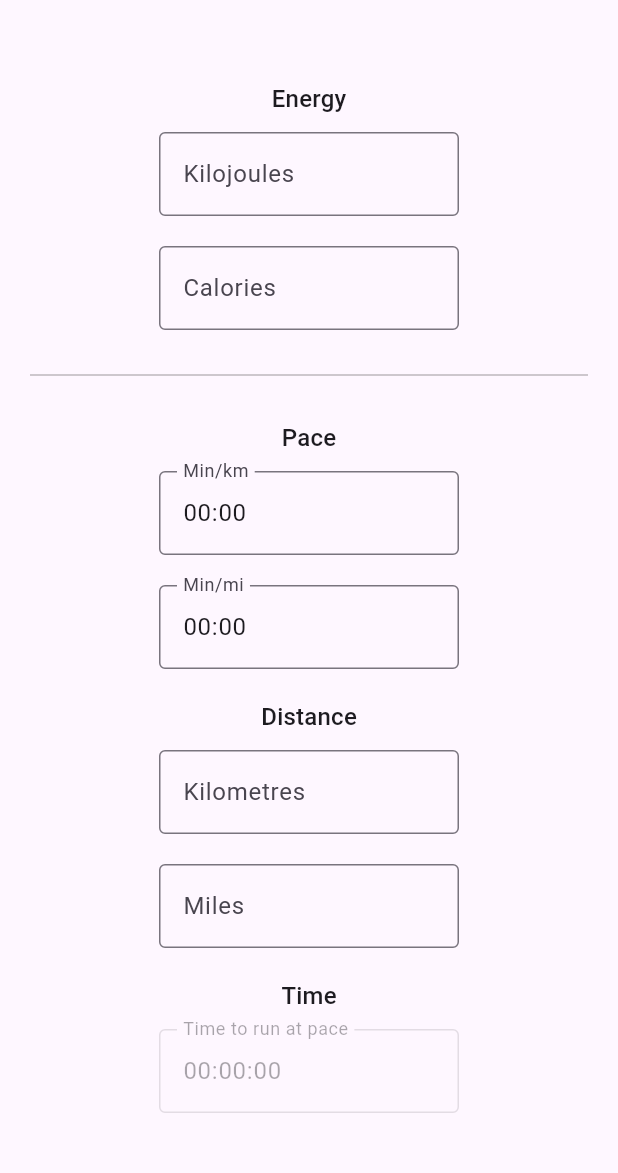
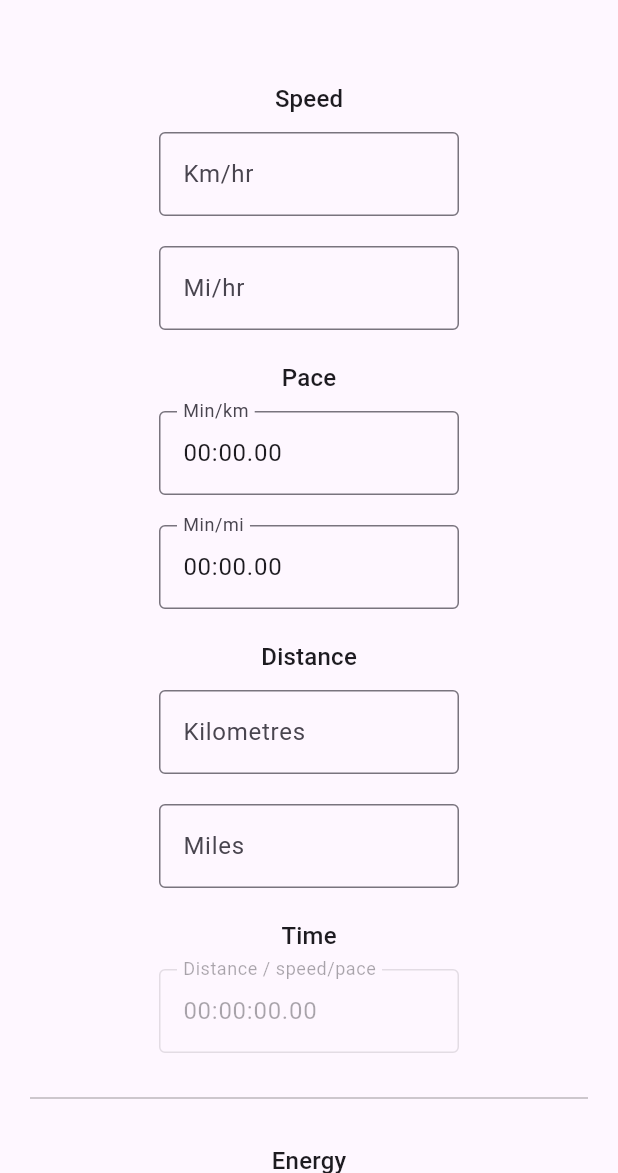
Before and after one commit to Foyoman/proselytisr, a Flutter app: the screen it shows after launch, on a phone screen of 412 x 824 dp, the part 63-1236 px from its top. Run offline on Flutter 3.47's test engine with Material 3 defaults, Android fonts, the phone set to English and light mode, and no system bars; our stand-ins replace shared_preferences.

Commit message:
added weight, reformatting

```diff
--- a/lib/main.dart
+++ b/lib/main.dart
@@ -1,5 +1,3 @@
-import 'dart:math';
-
 import 'package:flutter/material.dart';
 import 'package:flutter/services.dart';
 import 'package:shared_preferences/shared_preferences.dart';
@@ -8,23 +6,23 @@ void main() {
   runApp(const MyApp());
 }
 
-class MinsSecsInputFormatter extends TextInputFormatter {
+class MinsSecsMillisInputFormatter extends TextInputFormatter {
   @override
   TextEditingValue formatEditUpdate(
       TextEditingValue oldValue, TextEditingValue newValue) {
     // Only allow numeric characters and limit the length to 4
     String digits = newValue.text.replaceAll(RegExp(r'[^0-9]'), '');
-    if (digits.length > 4) {
-      digits = digits.substring(digits.length - 4);
+    if (digits.length > 6) {
+      digits = digits.substring(digits.length - 6);
     }
 
     // Format the string with leading zeros and a colon
-    while (digits.length < 4) {
+    while (digits.length < 6) {
       digits = '0$digits';
     }
 
     String formattedText =
-        '${digits.substring(0, 2)}:${digits.substring(2, 4)}';
+        '${digits.substring(0, 2)}:${digits.substring(2, 4)}.${digits.substring(4, 6)}';
 
     return TextEditingValue(
       text: formattedText,
@@ -33,21 +31,21 @@ class MinsSecsInputFormatter extends TextInputFormatter {
   }
 }
 
-class HrsMinsSecsInputFormatter extends TextInputFormatter {
+class HrsMinsSecsMillisInputFormatter extends TextInputFormatter {
   @override
   TextEditingValue formatEditUpdate(
       TextEditingValue oldValue, TextEditingValue newValue) {
     String digits = newValue.text.replaceAll(RegExp(r'[^0-9]'), '');
-    if (digits.length > 6) {
-      digits = digits.substring(digits.length - 6);
+    if (digits.length > 8) {
+      digits = digits.substring(digits.length - 8);
     }
 
-    while (digits.length < 6) {
+    while (digits.length < 8) {
       digits = '0$digits';
     }
 
     String formattedText =
-        '${digits.substring(0, 2)}:${digits.substring(2, 4)}:${digits.substring(4, 6)}';
+        '${digits.substring(0, 2)}:${digits.substring(2, 4)}:${digits.substring(4, 6)}.${digits.substring(6, 8)}';
 
     return TextEditingValue(
       text: formattedText,
@@ -130,94 +128,119 @@ class MyHomePage extends StatefulWidget {
 }
 
 class _MyHomePageState extends State<MyHomePage> {
-  final _minsPerKmController = TextEditingController(text: '00:00');
-  final _minsPerMiController = TextEditingController(text: '00:00');
+  final _kmPerHrController = TextEditingController();
+  final _miPerHrController = TextEditingController();
+  final _minsPerKmController = TextEditingController(text: '00:00.00');
+  final _minsPerMiController = TextEditingController(text: '00:00.00');
+  final _kmController = TextEditingController();
+  final _miController = TextEditingController();
+  final _runTimeController = TextEditingController(text: '00:00:00.00');
   final _kjController = TextEditingController();
   final _calController = TextEditingController();
-  final _kmController = TextEditingController();
-  final _miController = TextEditingController();
-  final _runTimeController = TextEditingController(text: '00:00:00');
+  final _kgController = TextEditingController();
+  final _lbController = TextEditingController();
 
-  double _calories = 0;
-  double _kilojoules = 0;
   double _paceInSecsPerKm = 0;
   double _paceInSecsPerMi = 0;
   double _distanceInKm = 0;
   double _distanceInMi = 0;
   double _runTimeInSecs = 0;
+  double _calories = 0;
+  double _kilojoules = 0;
+  double _kilograms = 0;
+  double _pounds = 0;
 
   @override
   void initState() {
     super.initState();
-    _minsPerKmController.addListener(_updateState);
-    _kmController.addListener(_updateState);
-    _runTimeController.addListener(_updateState);
   }
 
-  void _updateState() {
-    setState(() {});
+  void _handleSpeed(String input, bool isKmPerHr) {
+    double value = double.tryParse(input) ?? 0;
+
+    if (input.isNotEmpty) {
+      if (isKmPerHr) {
+        _paceInSecsPerKm = 60 / value * 60;
+        _paceInSecsPerMi = _paceInSecsPerKm * 1.60934;
+        _minsPerKmController.text = _formatPace(_paceInSecsPerKm);
+        _minsPerMiController.text = _formatPace(_paceInSecsPerMi);
+        _miPerHrController.text = (value * 0.621371).toStringAsFixed(2);
+      } else {
+        _paceInSecsPerMi = 60 / value * 60;
+        _paceInSecsPerKm = 60 / value * 60 / 1.60934;
+        _minsPerMiController.text = _formatPace(_paceInSecsPerMi);
+        _minsPerKmController.text = _formatPace(_paceInSecsPerKm);
+        _kmPerHrController.text = (value / 0.621371).toStringAsFixed(2);
+      }
+    } else {
+      _paceInSecsPerKm = 0;
+      _paceInSecsPerMi = 0;
+      _minsPerKmController.clear();
+      _minsPerMiController.clear();
+      _kmPerHrController.clear();
+      _miPerHrController.clear();
+    }
   }
 
-  void _convertEnergy(String input, bool isKjToCal) {
-    setState(() {
-      double value = double.tryParse(input) ?? 0;
-      if (isKjToCal) {
-        _kilojoules = value;
-        _calories = _kilojoules * 0.239005736; // Convert kilojoules to calories
-        _calController.text = _calories.toStringAsFixed(2);
-      } else {
-        _calories = value;
-        _kilojoules = _calories / 0.239005736; // Convert calories to kilojoules
-        _kjController.text = _kilojoules.toStringAsFixed(2);
-      }
-    });
-  }
-
-  void _convertPace(String input, bool isMinsPerKm) {
+  void _handlePace(String input, bool isMinsPerKm) {
     double paceInSecs = _getPaceInSecs(input);
 
     if (isMinsPerKm) {
       _paceInSecsPerKm = paceInSecs;
       _paceInSecsPerMi = _paceInSecsPerKm * 1.60934;
       _minsPerMiController.text = _formatPace(_paceInSecsPerMi);
+      _kmPerHrController.text = (60 / _paceInSecsPerKm * 60).toStringAsFixed(2);
+      _miPerHrController.text = (60 / _paceInSecsPerMi * 60).toStringAsFixed(2);
+      _runTimeInSecs = _paceInSecsPerKm * _distanceInKm;
+      _runTimeController.text = _formatRunTime(_runTimeInSecs);
     } else {
       _paceInSecsPerMi = paceInSecs;
       _paceInSecsPerKm = _paceInSecsPerMi / 1.60934;
       _minsPerKmController.text = _formatPace(_paceInSecsPerKm);
+      _kmPerHrController.text = (60 / _paceInSecsPerKm * 60).toStringAsFixed(2);
+      _miPerHrController.text = (60 / _paceInSecsPerMi * 60).toStringAsFixed(2);
+      _runTimeInSecs = _paceInSecsPerMi * _distanceInMi;
+      _runTimeController.text = _formatRunTime(_runTimeInSecs);
     }
-
-    _runTimeInSecs = _paceInSecsPerKm * _distanceInKm;
-    _runTimeController.text = _formatRunTime(_runTimeInSecs);
-
-    setState(() {});
   }
 
   double _getPaceInSecs(String pace) {
     var parts = pace.split(':');
     if (parts.length == 2) {
       int mins = int.tryParse(parts[0]) ?? 0;
-      int secs = int.tryParse(parts[1]) ?? 0;
-      return (mins * 60 + secs).toDouble();
+      double secs = double.tryParse(parts[1]) ?? 0;
+      debugPrint('$parts');
+      debugPrint('${mins * 60 + secs}');
+      return mins * 60 + secs;
     }
     return 0;
   }
 
+  String formatUnit(int value) {
+    return value.toString().padLeft(2, '0');
+  }
+
   String _formatPace(double paceInSecs) {
     final int mins = (paceInSecs / 60).floor();
-    final int secs = (paceInSecs % 60).round();
-    return '${mins.toString().padLeft(2, '0')}:${secs.toString().padLeft(2, '0')}';
+    final int secs = (paceInSecs % 60).floor();
+    final int millis = ((paceInSecs % 60 - secs) * 100).floor();
+    return '${formatUnit(mins)}:${formatUnit(secs)}.${formatUnit(millis)}';
   }
 
-  void _convertDistance(String input, bool isKmToMiles) {
+  void _handleDistance(String input, bool isKmToMiles) {
     if (input.isNotEmpty) {
       if (isKmToMiles) {
         _distanceInKm = double.tryParse(input) ?? 0;
         _distanceInMi = _distanceInKm * 0.621371;
         _miController.text = _distanceInMi.toStringAsFixed(4);
+        _runTimeInSecs = _paceInSecsPerKm * _distanceInKm;
+        _runTimeController.text = _formatRunTime(_runTimeInSecs);
       } else {
         _distanceInMi = double.tryParse(input) ?? 0;
         _distanceInKm = _distanceInMi / 0.621371;
         _kmController.text = _distanceInKm.toStringAsFixed(4);
+        _runTimeInSecs = _paceInSecsPerMi * _distanceInMi;
+        _runTimeController.text = _formatRunTime(_runTimeInSecs);
       }
     } else {
       _distanceInKm = 0;
@@ -225,27 +248,28 @@ class _MyHomePageState extends State<MyHomePage> {
       _kmController.clear();
       _miController.clear();
     }
-
-    _runTimeInSecs = _paceInSecsPerKm * _distanceInKm;
-    _runTimeController.text = _formatRunTime(_runTimeInSecs);
   }
 
-  void _calculatePaceByRunTimeDistance(String input) {
+  void _handleTime(String input) {
     double runTimeInSecs = _getRunTimeInSecs(input);
 
     _paceInSecsPerKm = runTimeInSecs / _distanceInKm;
     _paceInSecsPerMi = runTimeInSecs / _distanceInMi;
     _minsPerKmController.text = _formatPace(_paceInSecsPerKm);
     _minsPerMiController.text = _formatPace(_paceInSecsPerMi);
+    _kmPerHrController.text = (60 / _paceInSecsPerKm * 60).toStringAsFixed(2);
+    _miPerHrController.text = (60 / _paceInSecsPerMi * 60).toStringAsFixed(2);
   }
 
   double _getRunTimeInSecs(String runTime) {
     var parts = runTime.split(':');
+
     if (parts.length == 3) {
       int hrs = int.tryParse(parts[0]) ?? 0;
       int mins = int.tryParse(parts[1]) ?? 0;
-      int secs = int.tryParse(parts[2]) ?? 0;
-      return (hrs * 3600 + mins * 60 + secs).toDouble();
+      double secs = double.tryParse(parts[2]) ?? 0;
+
+      return hrs * 3600 + mins * 60 + secs;
     }
     return 0;
   }
@@ -253,9 +277,41 @@ class _MyHomePageState extends State<MyHomePage> {
   String _formatRunTime(double runTimeInSecs) {
     final int hrs = (runTimeInSecs / 3600).floor();
     final int mins = (runTimeInSecs % 3600 / 60).floor();
-    final int secs = (runTimeInSecs % 60).round();
+    final int secs = (runTimeInSecs % 60).floor();
+    final int millis = ((runTimeInSecs % 60 - secs) * 100).floor();
 
-    return '${hrs.toString().padLeft(2, '0')}:${mins.toString().padLeft(2, '0')}:${secs.toString().padLeft(2, '0')}';
+    debugPrint('');
+    debugPrint('$runTimeInSecs');
+    debugPrint('${(runTimeInSecs % 60 - secs) * 100}');
+    debugPrint('');
+
+    return '${formatUnit(hrs)}:${formatUnit(mins)}:${formatUnit(secs)}.${formatUnit(millis)}';
+  }
+
+  void _handleEnergy(String input, bool isKjToCal) {
+    double value = double.tryParse(input) ?? 0;
+    if (isKjToCal) {
+      _kilojoules = value;
+      _calories = _kilojoules * 0.239005736; // Convert kilojoules to calories
+      _calController.text = _calories.toStringAsFixed(2);
+    } else {
+      _calories = value;
+      _kilojoules = _calories / 0.239005736; // Convert calories to kilojoules
+      _kjController.text = _kilojoules.toStringAsFixed(2);
+    }
+  }
+
+  void _handleWeight(String input, bool isKgToLb) {
+    double value = double.tryParse(input) ?? 0;
+    if (isKgToLb) {
+      _kilograms = value;
+      _pounds = _kilograms * 2.20462;
+      _lbController.text = _pounds.toStringAsFixed(4);
+    } else {
+      _pounds = value;
+      _kilograms = _pounds * 0.453592;
+      _kgController.text = _kilograms.toStringAsFixed(4);
+    }
   }
 
   @override
@@ -280,52 +336,39 @@ class _MyHomePageState extends State<MyHomePage> {
                     crossAxisAlignment: CrossAxisAlignment.center,
                     children: <Widget>[
               Container(
-                width: 200,
-                margin: const EdgeInsets.only(top: 40, bottom: 20),
-                child: Column(
-                  children: <Widget>[
-                    Text('Energy',
+                  width: 200,
+                  margin: const EdgeInsets.only(top: 40, bottom: 20),
+                  child: Column(children: <Widget>[
+                    Text('Speed',
                         style: Theme.of(context).textTheme.titleMedium),
                     const SizedBox(height: 10),
                     TextField(
-                      controller: _kjController,
+                      controller: _kmPerHrController,
                       decoration: const InputDecoration(
-                          labelText: 'Kilojoules',
-                          border: OutlineInputBorder()),
+                          labelText: 'Km/hr', border: OutlineInputBorder()),
                       keyboardType:
                           const TextInputType.numberWithOptions(decimal: true),
                       inputFormatters: [
                         FilteringTextInputFormatter.allow(RegExp(r'^\d*\.?\d*'))
                       ],
-                      onChanged: (value) => _convertEnergy(value, true),
+                      onChanged: (value) => _handleSpeed(value, true),
                     ),
                     const SizedBox(height: 20),
                     TextField(
-                      controller: _calController,
+                      controller: _miPerHrController,
                       decoration: const InputDecoration(
-                          labelText: 'Calories', border: OutlineInputBorder()),
+                          labelText: 'Mi/hr', border: OutlineInputBorder()),
                       keyboardType:
                           const TextInputType.numberWithOptions(decimal: true),
                       inputFormatters: [
                         FilteringTextInputFormatter.allow(RegExp(r'^\d*\.?\d*'))
                       ],
-                      onChanged: (value) => _convertEnergy(value, false),
-                    ),
-                  ],
-                ),
-              ),
-              Divider(
-                color: Theme.of(context).brightness == Brightness.dark
-                    ? Colors.white24
-                    : Colors.black26,
-                height: 20,
-                thickness: 1,
-                indent: 20,
-                endIndent: 20,
-              ),
+                      onChanged: (value) => _handleSpeed(value, false),
+                    )
+                  ])),
               Container(
                   width: 200,
-                  margin: const EdgeInsets.only(top: 20, bottom: 20),
+                  margin: const EdgeInsets.only(bottom: 20),
                   child: Column(children: <Widget>[
                     Text('Pace',
                         style: Theme.of(context).textTheme.titleMedium),
@@ -335,11 +378,8 @@ class _MyHomePageState extends State<MyHomePage> {
                       decoration: const InputDecoration(
                           labelText: 'Min/km', border: OutlineInputBorder()),
                       keyboardType: TextInputType.number,
-                      inputFormatters: [MinsSecsInputFormatter()],
-                      onChanged: (value) {
-                        _convertPace(value, true);
-                        setState(() {}); // This triggers a rebuild
-                      },
+                      inputFormatters: [MinsSecsMillisInputFormatter()],
+                      onChanged: (value) => _handlePace(value, true),
                     ),
                     const SizedBox(height: 20),
                     TextField(
@@ -347,11 +387,8 @@ class _MyHomePageState extends State<MyHomePage> {
                       decoration: const InputDecoration(
                           labelText: 'Min/mi', border: OutlineInputBorder()),
                       keyboardType: TextInputType.number,
-                      inputFormatters: [MinsSecsInputFormatter()],
-                      onChanged: (value) {
-                        _convertPace(value, false);
-                        setState(() {}); // This triggers a rebuild
-                      },
+                      inputFormatters: [MinsSecsMillisInputFormatter()],
+                      onChanged: (value) => _handlePace(value, false),
                     )
                   ])),
               Container(
@@ -372,10 +409,7 @@ class _MyHomePageState extends State<MyHomePage> {
                           FilteringTextInputFormatter.allow(
                               RegExp(r'^\d*\.?\d*'))
                         ],
-                        onChanged: (value) {
-                          _convertDistance(value, true);
-                          setState(() {});
-                        }),
+                        onChanged: (value) => _handleDistance(value, true)),
                     const SizedBox(height: 20),
                     TextField(
                         controller: _miController,
@@ -387,27 +421,11 @@ class _MyHomePageState extends State<MyHomePage> {
                           FilteringTextInputFormatter.allow(
                               RegExp(r'^\d*\.?\d*'))
                         ],
-                        onChanged: (value) {
-                          _convertDistance(value, false);
-                          setState(() {});
-                        }),
+                        onChanged: (value) => _handleDistance(value, false)),
                   ])),
-              // if (runTime.isNotEmpty) ...[
-              //   RichText(
-              //       text: TextSpan(
-              //           style: Theme.of(context).textTheme.bodyMedium,
-              //           children: <TextSpan>[
-              //         const TextSpan(text: 'Time to run at pace: '),
-              //         TextSpan(
-              //           text: runTime,
-              //           style: const TextStyle(fontWeight: FontWeight.w600),
-              //         )
-              //       ]))
-              // ],
-              // const SizedBox(height: 200)
               Container(
                   width: 200,
-                  margin: const EdgeInsets.only(bottom: 240),
+                  margin: const EdgeInsets.only(bottom: 20),
                   child: Column(children: <Widget>[
                     Text('Time',
                         style: Theme.of(context).textTheme.titleMedium),
@@ -416,15 +434,99 @@ class _MyHomePageState extends State<MyHomePage> {
                         enabled: _distanceInKm > 0 || _distanceInMi > 0,
                         controller: _runTimeController,
                         decoration: const InputDecoration(
-                            labelText: 'Time to run at pace',
+                            labelText: 'Distance / speed/pace',
                             border: OutlineInputBorder()),
                         keyboardType: TextInputType.number,
-                        inputFormatters: [HrsMinsSecsInputFormatter()],
-                        onChanged: (value) {
-                          _calculatePaceByRunTimeDistance(value);
-                          setState(() {});
-                        }),
-                  ]))
+                        inputFormatters: [HrsMinsSecsMillisInputFormatter()],
+                        onChanged: (value) => _handleTime(value)),
+                  ])),
+              Divider(
+                color: Theme.of(context).brightness == Brightness.dark
+                    ? Colors.white24
+                    : Colors.black26,
+                height: 20,
+                thickness: 1,
+                indent: 20,
+                endIndent: 20,
+              ),
+              Container(
+                width: 200,
+                margin: const EdgeInsets.only(top: 20, bottom: 20),
+                child: Column(
+                  children: <Widget>[
+                    Text('Energy',
+                        style: Theme.of(context).textTheme.titleMedium),
+                    const SizedBox(height: 10),
+                    TextField(
+                      controller: _kjController,
+                      decoration: const InputDecoration(
+                          labelText: 'Kilojoules',
+                          border: OutlineInputBorder()),
+                      keyboardType:
+                          const TextInputType.numberWithOptions(decimal: true),
+                      inputFormatters: [
+                        FilteringTextInputFormatter.allow(RegExp(r'^\d*\.?\d*'))
+                      ],
+                      onChanged: (value) => _handleEnergy(value, true),
+                    ),
+                    const SizedBox(height: 20),
+                    TextField(
+                      controller: _calController,
+                      decoration: const InputDecoration(
+                          labelText: 'Calories', border: OutlineInputBorder()),
+                      keyboardType:
+                          const TextInputType.numberWithOptions(decimal: true),
+                      inputFormatters: [
+                        FilteringTextInputFormatter.allow(RegExp(r'^\d*\.?\d*'))
+                      ],
+                      onChanged: (value) => _handleEnergy(value, false),
+                    ),
+                  ],
+                ),
+              ),
+              Divider(
+                color: Theme.of(context).brightness == Brightness.dark
+                    ? Colors.white24
+                    : Colors.black26,
+                height: 20,
+                thickness: 1,
+                indent: 20,
+                endIndent: 20,
+              ),
+              Container(
+                width: 200,
+                margin: const EdgeInsets.only(top: 20, bottom: 240),
+                child: Column(
+                  children: <Widget>[
+                    Text('Weight',
+                        style: Theme.of(context).textTheme.titleMedium),
+                    const SizedBox(height: 10),
+                    TextField(
+                      controller: _kgController,
+                      decoration: const InputDecoration(
+                          labelText: 'Kilograms', border: OutlineInputBorder()),
+                      keyboardType:
+                          const TextInputType.numberWithOptions(decimal: true),
+                      inputFormatters: [
+                        FilteringTextInputFormatter.allow(RegExp(r'^\d*\.?\d*'))
+                      ],
+                      onChanged: (value) => _handleWeight(value, true),
+                    ),
+                    const SizedBox(height: 20),
+                    TextField(
+                      controller: _lbController,
+                      decoration: const InputDecoration(
+                          labelText: 'Pounds', border: OutlineInputBorder()),
+                      keyboardType:
+                          const TextInputType.numberWithOptions(decimal: true),
+                      inputFormatters: [
+                        FilteringTextInputFormatter.allow(RegExp(r'^\d*\.?\d*'))
+                      ],
+                      onChanged: (value) => _handleWeight(value, false),
+                    ),
+                  ],
+                ),
+              ),
             ]))));
   }
 
```
